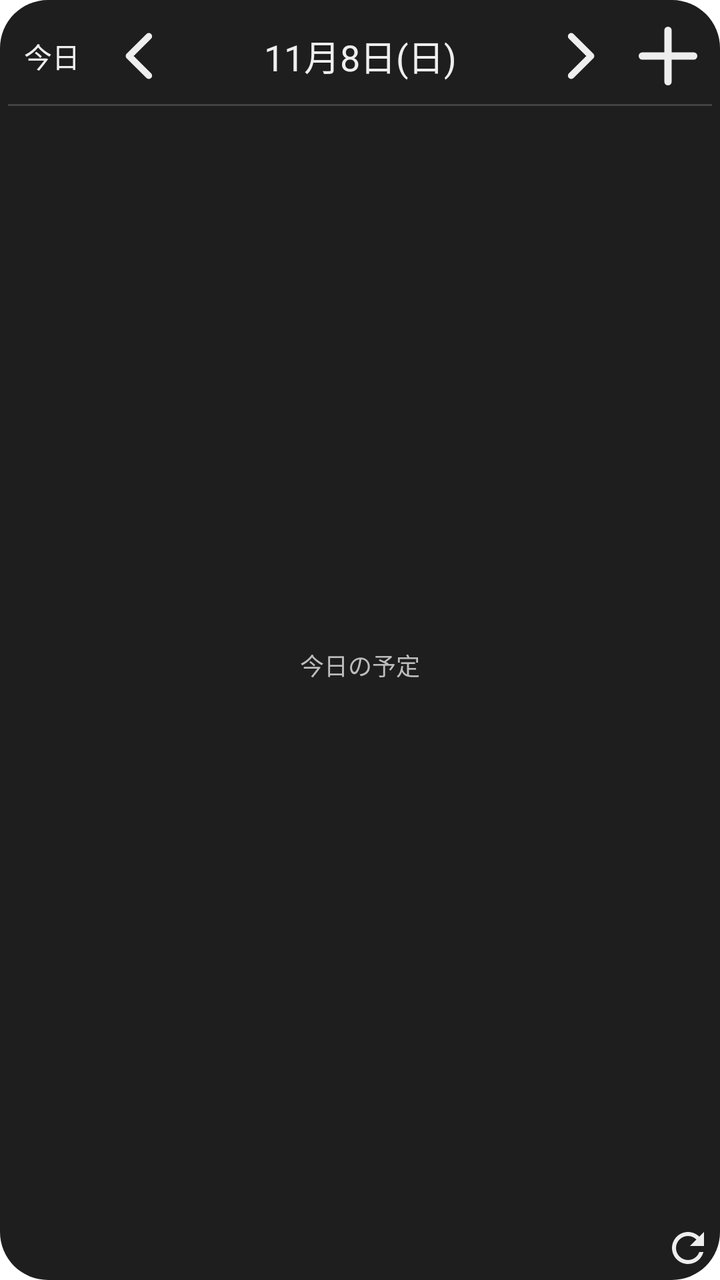
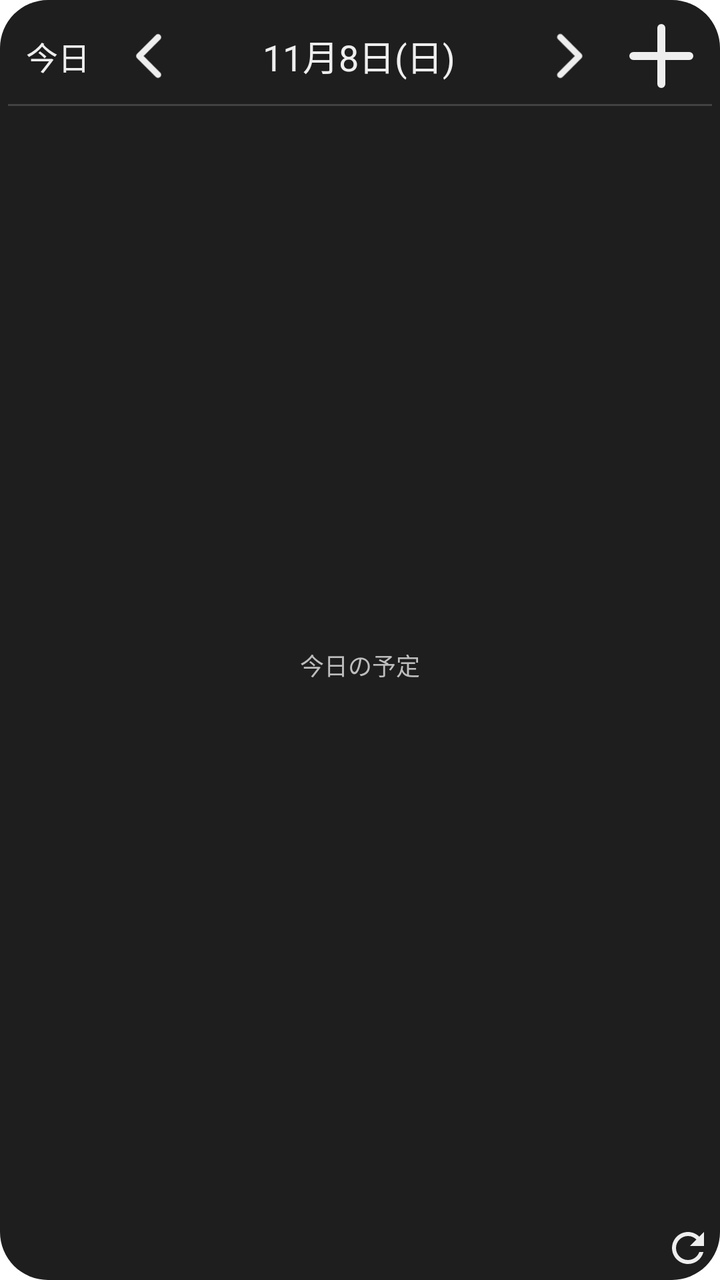

An Android layout rendered at two revisions. The XML below is the earlier revision; the diff shows what the commit changed to produce the second picture.
<!-- AndroidManifest.xml: fallback theme Theme.MaterialComponents.DayNight.NoActionBar -->
<!-- res/layout/daily_calendar_widget_loading_dark.xml -->
<?xml version="1.0" encoding="utf-8"?>
<FrameLayout xmlns:android="http://schemas.android.com/apk/res/android"
    android:layout_width="match_parent" android:layout_height="match_parent"
    android:background="@drawable/calendar_widget_background_dark" android:padding="4dp">
    <LinearLayout android:id="@+id/calendar_content" android:layout_width="match_parent"
        android:layout_height="match_parent" android:orientation="vertical">
        <LinearLayout android:id="@+id/daily_compact_header" android:layout_width="match_parent"
            android:layout_height="24dp" android:visibility="gone" android:gravity="center_vertical">
            <TextView android:id="@+id/daily_compact_date" android:layout_width="0dp" android:layout_weight="1"
                android:layout_height="match_parent" android:gravity="center" android:maxLines="1"
                android:textSize="14sp" android:textColor="#EEEEEE" android:ellipsize="end"/>
            <ImageView android:id="@+id/daily_compact_refresh" android:layout_width="24dp" android:layout_height="match_parent"
                android:scaleType="fitCenter" android:src="@drawable/ic_widget_refresh_dark" android:contentDescription="更新"/>
        </LinearLayout>
        <LinearLayout android:id="@+id/daily_navigation" android:layout_width="match_parent" android:layout_height="wrap_content" android:minHeight="48dp"
            android:gravity="center_vertical" android:baselineAligned="false">
            <TextView android:id="@+id/calendar_today" android:layout_width="0dp" android:layout_weight="1" android:layout_height="match_parent"
                android:gravity="center" android:includeFontPadding="false" android:text="今日" android:textSize="14sp" android:textColor="#EEEEEE"/>
            <ImageView android:id="@+id/calendar_previous" android:layout_width="0dp" android:layout_weight="1" android:layout_height="match_parent"
                android:scaleType="fitCenter" android:src="@drawable/calendar_widget_previous_dark" android:contentDescription="前日"/>
            <TextView android:id="@+id/calendar_selected_date" android:text="11月8日(日)" android:layout_width="0dp" android:layout_weight="4"
                android:layout_height="match_parent" android:gravity="center" android:includeFontPadding="false"
                android:textSize="18sp" android:textColor="#EEEEEE" android:maxLines="1" android:ellipsize="end"/>
            <ImageView android:id="@+id/calendar_next" android:layout_width="0dp" android:layout_weight="1" android:layout_height="match_parent"
                android:scaleType="fitCenter" android:src="@drawable/calendar_widget_next_dark" android:contentDescription="翌日"/>
            <ImageView android:id="@+id/calendar_add" android:layout_width="0dp" android:layout_weight="1" android:layout_height="match_parent"
                android:scaleType="fitCenter" android:src="@drawable/calendar_widget_add_dark" android:contentDescription="予定を追加"/>
        </LinearLayout>
        <TextView android:layout_width="match_parent" android:layout_height="1dp" android:background="#424242"/>
        <FrameLayout android:layout_width="match_parent" android:layout_height="0dp" android:layout_weight="1">
            <ListView android:id="@+id/calendar_events" android:layout_width="match_parent" android:layout_height="match_parent"
                android:divider="@android:color/transparent" android:dividerHeight="0dp" android:scrollbars="vertical"/>
            <TextView android:id="@+id/calendar_empty" android:text="今日の予定" android:layout_width="match_parent" android:layout_height="match_parent"
                android:gravity="center" android:textSize="12sp" android:textColor="#BDBDBD"/>
        </FrameLayout>
        <LinearLayout android:id="@+id/daily_footer" android:layout_width="match_parent" android:layout_height="24dp" android:gravity="center_vertical">
            <TextView android:id="@+id/calendar_last_updated" android:layout_width="0dp" android:layout_weight="1"
                android:layout_height="match_parent" android:gravity="end|center_vertical"
                android:textSize="9sp" android:textColor="#BDBDBD" android:maxLines="1" android:ellipsize="end"/>
            <ImageView android:id="@+id/calendar_refresh" android:layout_width="24dp" android:layout_height="match_parent"
                android:scaleType="fitCenter" android:src="@drawable/ic_widget_refresh_dark" android:contentDescription="更新"/>
        </LinearLayout>
    </LinearLayout>
    <TextView android:id="@+id/calendar_message" android:layout_width="match_parent" android:layout_height="match_parent"
        android:text="表示対象グループを設定してください" android:gravity="center" android:textSize="12sp" android:textColor="#EEEEEE" android:visibility="gone"/>
</FrameLayout>
<!-- resources referenced by this layout -->
<resources>
  <!-- drawable calendar_widget_add_dark (drawable) -->
  <?xml version="1.0" encoding="utf-8"?>
  <vector xmlns:android="http://schemas.android.com/apk/res/android"
      android:width="24dp" android:height="24dp"
      android:viewportWidth="24" android:viewportHeight="24">
      <path android:pathData="M5,12 L19,12 M12,5 L12,19"
          android:fillColor="@android:color/transparent" android:strokeColor="#EEEEEE"
          android:strokeWidth="2" android:strokeLineCap="round"/>
  </vector>
  <!-- drawable calendar_widget_background_dark (drawable) -->
  <?xml version="1.0" encoding="utf-8"?>
  <shape xmlns:android="http://schemas.android.com/apk/res/android" android:shape="rectangle">
      <solid android:color="#1E1E1E"/>
      <corners android:radius="24dp"/>
  </shape>
  <!-- drawable calendar_widget_next_dark (drawable) -->
  <?xml version="1.0" encoding="utf-8"?>
  <vector xmlns:android="http://schemas.android.com/apk/res/android"
      android:width="40dp" android:height="36dp"
      android:viewportWidth="40" android:viewportHeight="36">
      <path android:pathData="M16,9 L25,18 L16,27"
          android:fillColor="@android:color/transparent" android:strokeColor="#EEEEEE"
          android:strokeWidth="3" android:strokeLineCap="round" android:strokeLineJoin="round"/>
  </vector>
  <!-- drawable calendar_widget_previous_dark (drawable) -->
  <?xml version="1.0" encoding="utf-8"?>
  <vector xmlns:android="http://schemas.android.com/apk/res/android"
      android:width="40dp" android:height="36dp"
      android:viewportWidth="40" android:viewportHeight="36">
      <path android:pathData="M24,9 L15,18 L24,27"
          android:fillColor="@android:color/transparent" android:strokeColor="#EEEEEE"
          android:strokeWidth="3" android:strokeLineCap="round" android:strokeLineJoin="round"/>
  </vector>
  <!-- drawable ic_widget_refresh_dark (drawable) -->
  <vector xmlns:android="http://schemas.android.com/apk/res/android"
      android:width="24dp"
      android:height="24dp"
      android:viewportWidth="24"
      android:viewportHeight="24">
      <path
          android:fillColor="#FFEEEEEE"
          android:pathData="M17.65,6.35C16.2,4.9 14.21,4 12,4C7.58,4 4.01,7.58 4.01,12S7.58,20 12,20C15.73,20 18.84,17.45 19.73,14H17.65C16.82,16.33 14.61,18 12,18C8.69,18 6,15.31 6,12S8.69,6 12,6C13.66,6 15.14,6.69 16.22,7.78L13,11H20V4L17.65,6.35Z" />
  </vector>
</resources>

<!-- the commit's change to res/layout/daily_calendar_widget_loading_dark.xml (unified diff, before → after) -->
@@ -14,8 +14,8 @@
         </LinearLayout>
         <LinearLayout android:id="@+id/daily_navigation" android:layout_width="match_parent" android:layout_height="wrap_content" android:minHeight="48dp"
             android:gravity="center_vertical" android:baselineAligned="false">
-            <TextView android:id="@+id/calendar_today" android:layout_width="0dp" android:layout_weight="1" android:layout_height="match_parent"
-                android:gravity="center" android:includeFontPadding="false" android:text="今日" android:textSize="14sp" android:textColor="#EEEEEE"/>
+            <TextView android:id="@+id/calendar_today" android:layout_width="0dp" android:layout_weight="1.2" android:layout_height="match_parent"
+                android:gravity="center" android:includeFontPadding="false" android:text="今日" android:textSize="16sp" android:textColor="#EEEEEE"/>
             <ImageView android:id="@+id/calendar_previous" android:layout_width="0dp" android:layout_weight="1" android:layout_height="match_parent"
                 android:scaleType="fitCenter" android:src="@drawable/calendar_widget_previous_dark" android:contentDescription="前日"/>
             <TextView android:id="@+id/calendar_selected_date" android:text="11月8日(日)" android:layout_width="0dp" android:layout_weight="4"
@@ -23,7 +23,7 @@
                 android:textSize="18sp" android:textColor="#EEEEEE" android:maxLines="1" android:ellipsize="end"/>
             <ImageView android:id="@+id/calendar_next" android:layout_width="0dp" android:layout_weight="1" android:layout_height="match_parent"
                 android:scaleType="fitCenter" android:src="@drawable/calendar_widget_next_dark" android:contentDescription="翌日"/>
-            <ImageView android:id="@+id/calendar_add" android:layout_width="0dp" android:layout_weight="1" android:layout_height="match_parent"
+            <ImageView android:id="@+id/calendar_add" android:layout_width="0dp" android:layout_weight="1.2" android:layout_height="match_parent"
                 android:scaleType="fitCenter" android:src="@drawable/calendar_widget_add_dark" android:contentDescription="予定を追加"/>
         </LinearLayout>
         <TextView android:layout_width="match_parent" android:layout_height="1dp" android:background="#424242"/>
